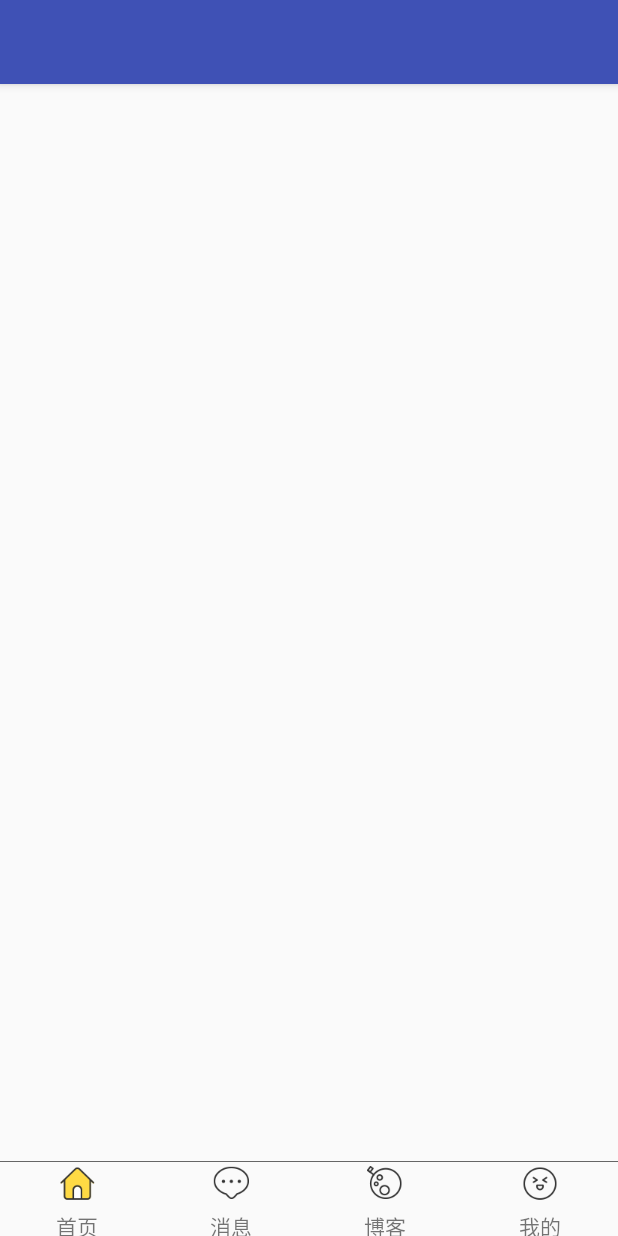
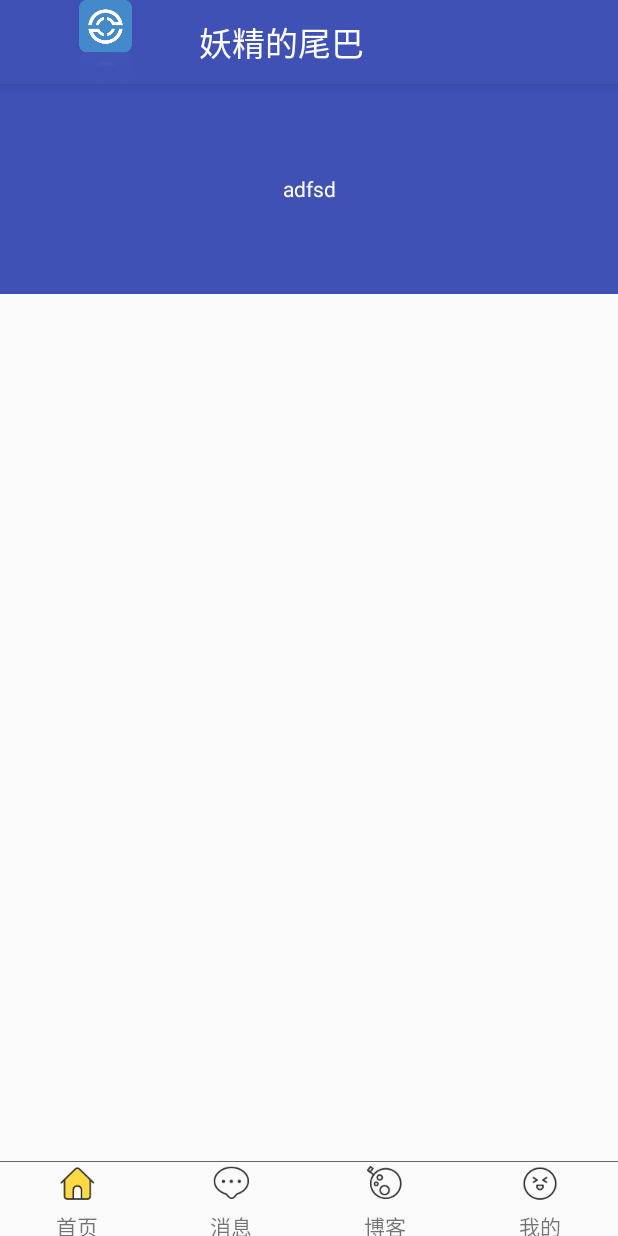
Before and after one commit to kjklmn/bossplugone, an Android app: the screen it shows after launch (MainActivity), on a phone screen of 412 x 824 dp. Run offline under Robolectric (Android 15) with nearby library versions, the phone set to English and light mode, and no system bars; our stand-ins replace ButterKnife.

```diff
--- /dev/null
+++ b/Hello/app/src/main/java/com/bdhs/bosspone/ui/activity/BaseActivity.java
@@ -0,0 +1,167 @@
+package com.bdhs.bosspone.ui.activity;
+
+import android.content.Intent;
+import android.os.Build;
+import android.os.Bundle;
+import android.support.v7.app.AppCompatActivity;
+import android.util.Log;
+import android.view.View;
+import android.view.WindowManager;
+
+import butterknife.ButterKnife;
+
+
+public abstract class BaseActivity extends AppCompatActivity implements
+        View.OnClickListener {
+    /** 是否沉浸状态栏 **/
+    private boolean isSetStatusBar = true;
+    /** 是否允许全屏 **/
+    private boolean mAllowFullScreen = true;
+    /** 是否禁止旋转屏幕 **/
+    private boolean isAllowScreenRoate = true;
+    /** 是否输出日志信息 **/
+    private boolean isDebug = true;
+    private String APP_NAME = "bossapp";
+    protected final String TAG = this.getClass().getSimpleName();
+
+    @Override
+    protected void onCreate(Bundle savedInstanceState) {
+        super.onCreate(savedInstanceState);
+        $Log(TAG + "-->onCreate()");
+        try {
+            Bundle bundle = getIntent().getExtras();
+            initParms(bundle);
+            setContentView(bindLayout());
+            ButterKnife.bind(this);
+            initView();
+            doBusiness();
+        } catch (Exception e) {
+            e.printStackTrace();
+        }
+    }
+
+    /**
+     * [初始化Bundle参数]
+     *
+     * @param parms
+     */
+    public abstract void initParms(Bundle parms);
+
+    /**
+     * [绑定布局]
+     *
+     * @return
+     */
+    public abstract int bindLayout();
+
+    /**
+     * [重写： 1.是否沉浸状态栏 2.是否全屏 3.是否禁止旋转屏幕]
+     */
+    // public abstract void setActivityPre();
+
+    /**
+     * [初始化控件]
+     *
+     * @param view
+     */
+    public abstract void initView();
+
+    /**
+     * [业务操作]
+     *
+     * @param mContext
+     */
+    public abstract void doBusiness();
+
+    /** View点击 **/
+    public abstract void widgetClick(View v);
+
+    @Override
+    public void onClick(View v) {
+        if (fastClick())
+            widgetClick(v);
+    }
+
+    /**
+     * [页面跳转]
+     *
+     * @param clz
+     */
+    public void startActivity(Class<?> clz) {
+        startActivity(clz, null);
+    }
+
+    /**
+     * [携带数据的页面跳转]
+     *
+     * @param clz
+     * @param bundle
+     */
+    public void startActivity(Class<?> clz, Bundle bundle) {
+        Intent intent = new Intent();
+        intent.setClass(this, clz);
+        if (bundle != null) {
+            intent.putExtras(bundle);
+        }
+        startActivity(intent);
+    }
+
+    @SuppressWarnings("unchecked")
+    public <T extends View> T $(int resId) {
+        return (T) super.findViewById(resId);
+    }
+
+    /**
+     * [含有Bundle通过Class打开编辑界面]
+     *
+     * @param cls
+     * @param bundle
+     * @param requestCode
+     */
+    public void startActivityForResult(Class<?> cls, Bundle bundle,
+                                       int requestCode) {
+        Intent intent = new Intent();
+        intent.setClass(this, cls);
+        if (bundle != null) {
+            intent.putExtras(bundle);
+        }
+        startActivityForResult(intent, requestCode);
+    }
+
+    @Override
+    protected void onResume() {
+        super.onResume();
+        $Log(TAG + "--->onResume()");
+    }
+
+    @Override
+    protected void onDestroy() {
+        super.onDestroy();
+        $Log(TAG + "--->onDestroy()");
+    }
+
+    /**
+     * [日志输出]
+     *
+     * @param msg
+     */
+    protected void $Log(String msg) {
+        if (isDebug) {
+            Log.d(APP_NAME, msg);
+        }
+    }
+
+    /**
+     * [防止快速点击]
+     *
+     * @return
+     */
+    private boolean fastClick() {
+        long lastClick = 0;
+        if (System.currentTimeMillis() - lastClick <= 1000) {
+            return false;
+        }
+        lastClick = System.currentTimeMillis();
+        return true;
+    }
+}
--- a/Hello/app/src/main/java/com/bdhs/bosspone/ui/activity/MainActivity.java
+++ b/Hello/app/src/main/java/com/bdhs/bosspone/ui/activity/MainActivity.java
@@ -23,9 +23,8 @@ import java.util.ArrayList;
 import java.util.List;
 
 import butterknife.BindView;
-import butterknife.ButterKnife;
 
-public class MainActivity extends AppCompatActivity implements View.OnClickListener {
+public class MainActivity extends BaseActivity {
 
     @BindView(R.id.View_Pager)
     android.support.v4.view.ViewPager View_Pager;
@@ -50,14 +49,13 @@ public class MainActivity extends AppCompatActivity implements View.OnClickListe
     private List<Fragment> fragments;
 
     @Override
-    protected void onCreate(Bundle savedInstanceState) {
-        super.onCreate(savedInstanceState);
-        setContentView(R.layout.activity_main);
-        ButterKnife.bind(this);
-        setCustomActionBar();
-        initView();
-        initEvent();
-        SetSelect(0);   //首启动打开的界面为home_layout_view
+    public void initParms(Bundle parms) {
+
+    }
+
+    @Override
+    public int bindLayout() {
+        return R.layout.activity_main;
     }
 
     private void setCustomActionBar() {
@@ -74,7 +72,11 @@ public class MainActivity extends AppCompatActivity implements View.OnClickListe
         actionBar.setDisplayShowTitleEnabled(false);
     }
 
-    private void initView() {
+
+    @Override
+    public void initView() {
+        setCustomActionBar();
+
         //新建滑动的4个数据源 fragments数据集中
         fragments = new ArrayList<>();
         Fragment home = new home_fragment();
@@ -123,6 +125,17 @@ public class MainActivity extends AppCompatActivity implements View.OnClickListe
 
             }
         });
+    }
+
+    @Override
+    public void doBusiness() {
+        initEvent();
+        SetSelect(0);   //首启动打开的界面为home_layout_view
+    }
+
+    @Override
+    public void widgetClick(View v) {
+
     }
 
     //添加菜单点击事件
--- a/Hello/app/src/main/java/com/bdhs/bosspone/ui/fragment/home_fragment.java
+++ b/Hello/app/src/main/java/com/bdhs/bosspone/ui/fragment/home_fragment.java
@@ -7,8 +7,14 @@ import android.support.v4.widget.SwipeRefreshLayout;
 import android.view.LayoutInflater;
 import android.view.View;
 import android.view.ViewGroup;
+import android.widget.GridView;
 
 import com.bdhs.bosspone.R;
+import com.bdhs.bosspone.ui.view.BottomScrollView;
+
+import butterknife.BindView;
+import butterknife.ButterKnife;
+import butterknife.Unbinder;
 
 /**
  * Created by 14487 on 2017/9/17.
@@ -16,15 +22,21 @@ import com.bdhs.bosspone.R;
 
 public class home_fragment extends Fragment {
 
+    @BindView(R.id.gridView)
+    GridView gridView;
+    @BindView(R.id.main_scroll_view)
+    BottomScrollView mainScrollView;
+    @BindView(R.id.main_refresh_layout)
+    SwipeRefreshLayout mRefreshLayout;
+    Unbinder unbinder;
     private View ContentView;
-    private SwipeRefreshLayout mRefreshLayout;
 
     @Nullable
     @Override
     public View onCreateView(LayoutInflater inflater, @Nullable ViewGroup container, @Nullable Bundle savedInstanceState) {
 
-        ContentView = inflater.inflate(R.layout.fragment_fpage,container,false);
-        mRefreshLayout = (SwipeRefreshLayout) ContentView.findViewById(R.id.main_refresh_layout);
+        ContentView = inflater.inflate(R.layout.fragment_fpage, container, false);
+        unbinder = ButterKnife.bind(this, ContentView);
         mRefreshLayout.setOnRefreshListener(new SwipeRefreshLayout.OnRefreshListener() {
             @Override
             public void onRefresh() {
@@ -36,6 +48,13 @@ public class home_fragment extends Fragment {
                 }, 500);
             }
         });
+
         return ContentView;
     }
+
+    @Override
+    public void onDestroyView() {
+        super.onDestroyView();
+        unbinder.unbind();
+    }
 }
--- /dev/null
+++ b/Hello/app/src/main/res/layout/actionbar_layout.xml
@@ -0,0 +1,21 @@
+<?xml version="1.0" encoding="utf-8"?>
+<LinearLayout xmlns:android="http://schemas.android.com/apk/res/android"
+    android:layout_width="match_parent"
+    android:layout_height="match_parent"
+    android:orientation="horizontal"
+    android:gravity="center_vertical">
+
+    <ImageView
+        android:layout_width="wrap_content"
+        android:layout_height="wrap_content"
+        android:src="@mipmap/logo_new"/>
+    <TextView
+        android:layout_marginLeft="8dp"
+        android:id="@android:id/title"
+        android:layout_width="wrap_content"
+        android:layout_height="wrap_content"
+        android:layout_centerInParent="true"
+        android:textSize="22sp"
+        android:text="妖精的尾巴"
+        android:textColor="#ffffff"/>
+</LinearLayout>
--- /dev/null
+++ b/Hello/app/src/main/res/layout/fragment_fpage.xml
@@ -0,0 +1,44 @@
+<?xml version="1.0" encoding="utf-8"?>
+<LinearLayout xmlns:android="http://schemas.android.com/apk/res/android"
+    android:layout_width="match_parent"
+    android:layout_height="match_parent"
+    android:orientation="vertical">
+
+    <android.support.v4.widget.SwipeRefreshLayout
+        android:id="@+id/main_refresh_layout"
+        android:layout_width="match_parent"
+        android:layout_height="match_parent">
+        <com.bdhs.bosspone.ui.view.BottomScrollView
+            android:id="@+id/main_scroll_view"
+            android:layout_width="match_parent"
+            android:layout_height="match_parent">
+            <LinearLayout
+                android:layout_width="match_parent"
+                android:layout_height="match_parent"
+                android:orientation="vertical">
+
+                <TextView
+                    android:layout_width="match_parent"
+                    android:layout_height="@dimen/tv_height"
+                    android:gravity="center"
+                    android:background="@color/bg_tv"
+                    android:textColor="@color/text_color_white"
+                    android:text="adfsd"/>
+                <GridView
+                    android:id="@+id/gridView"
+                    android:layout_width="match_parent"
+                    android:layout_height="match_parent"
+                    android:layout_gravity="center"
+                    android:background="#ffffff"
+                    android:gravity="center"
+                    android:horizontalSpacing="30px"
+                    android:numColumns="3"
+                    android:paddingLeft="30px"
+                    android:paddingRight="30px"
+                    android:paddingBottom="2px"
+                    android:verticalSpacing="24px">
+                </GridView>
+            </LinearLayout>
+        </com.bdhs.bosspone.ui.view.BottomScrollView>
+    </android.support.v4.widget.SwipeRefreshLayout>
+</LinearLayout>
```
Also changed, not shown: Hello/app/src/main/java/com/bdhs/bosspone/ui/view/BottomScrollView.java (added, +57 -0 lines), Hello/app/src/main/res/values/dimens.xml (added, +12 -0 lines), Hello/app/src/main/res/mipmap-xhdpi/logo_new.png (added).
